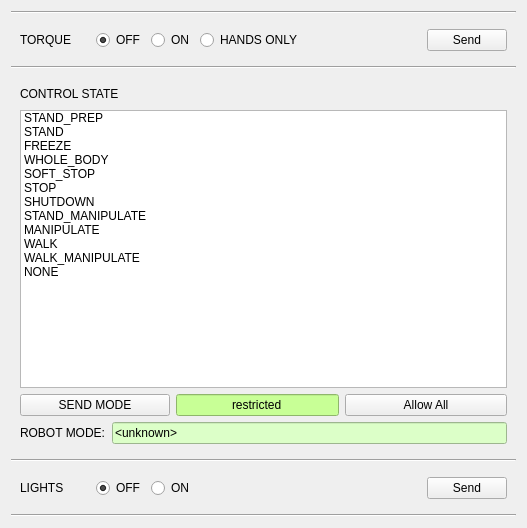
Old version of the form thor_mang_supervisor/resource/supervisor.ui in the repository thor-mang/thor_mang_ui.
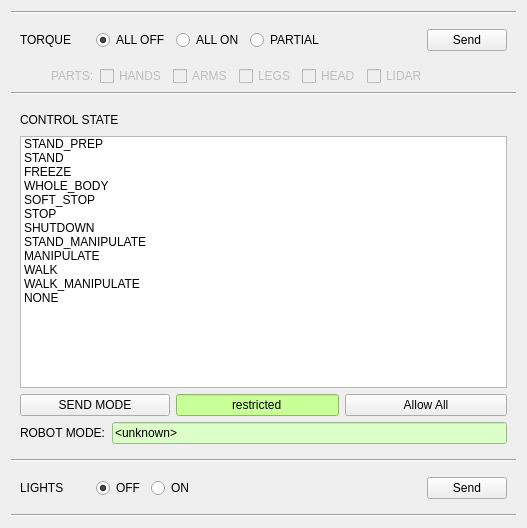
New version of the form.

Commit message: Can now independently select different joint groups for torque on

What changed in the file:
```diff
--- a/thor_mang_supervisor/resource/supervisor.ui
+++ b/thor_mang_supervisor/resource/supervisor.ui
@@ -22,7 +22,7 @@
   <property name="windowTitle">
    <string>ThorMangSupervisor</string>
   </property>
-  <layout class="QVBoxLayout" name="verticalLayout_8" stretch="0,0,0,0,1,0,0,0">
+  <layout class="QVBoxLayout" name="verticalLayout_8" stretch="0,0,0,0,0,1,0,0,0">
    <item>
     <widget class="Line" name="line_3">
      <property name="orientation">
@@ -49,7 +49,7 @@
       <item>
        <widget class="QRadioButton" name="torque_off">
         <property name="text">
-         <string>OFF</string>
+         <string>ALL OFF</string>
         </property>
         <property name="checkable">
          <bool>true</bool>
@@ -62,7 +62,7 @@
       <item>
        <widget class="QRadioButton" name="torque_on">
         <property name="text">
-         <string>ON</string>
+         <string>ALL ON</string>
         </property>
         <property name="checked">
          <bool>false</bool>
@@ -70,9 +70,9 @@
        </widget>
       </item>
       <item>
-       <widget class="QRadioButton" name="torque_hands">
+       <widget class="QRadioButton" name="torque_partial">
         <property name="text">
-         <string>HANDS ONLY</string>
+         <string>PARTIAL</string>
         </property>
         <property name="checked">
          <bool>false</bool>
@@ -102,6 +102,99 @@
      </layout>
     </widget>
    </item>
+   <item>
+    <layout class="QHBoxLayout" name="horizontalLayout_4">
+     <item>
+      <spacer name="horizontalSpacer">
+       <property name="orientation">
+        <enum>Qt::Horizontal</enum>
+       </property>
+       <property name="sizeType">
+        <enum>QSizePolicy::Maximum</enum>
+       </property>
+       <property name="sizeHint" stdset="0">
+        <size>
+         <width>40</width>
+         <height>20</height>
+        </size>
+       </property>
+      </spacer>
+     </item>
+     <item>
+      <widget class="QLabel" name="label">
+       <property name="enabled">
+        <bool>false</bool>
+       </property>
+       <property name="text">
+        <string>PARTS:</string>
+       </property>
+      </widget>
+     </item>
+     <item>
+      <widget class="QCheckBox" name="torque_hands">
+       <property name="enabled">
+        <bool>false</bool>
+       </property>
+       <property name="text">
+        <string>HANDS</string>
+       </property>
+      </widget>
+     </item>
+     <item>
+      <widget class="QCheckBox" name="torque_arms">
+       <property name="enabled">
+        <bool>false</bool>
+       </property>
+       <property name="text">
+        <string>ARMS</string>
+       </property>
+      </widget>
+     </item>
+     <item>
+      <widget class="QCheckBox" name="torque_legs">
+       <property name="enabled">
+        <bool>false</bool>
+       </property>
+       <property name="text">
+        <string>LEGS</string>
+       </property>
+      </widget>
+     </item>
+     <item>
+      <widget class="QCheckBox" name="torque_head">
+       <property name="enabled">
+        <bool>false</bool>
+       </property>
+       <property name="text">
+        <string>HEAD</string>
+       </property>
+      </widget>
+     </item>
+     <item>
+      <widget class="QCheckBox" name="torque_lidar">
+       <property name="enabled">
+        <bool>false</bool>
+       </property>
+       <property name="text">
+        <string>LIDAR</string>
+       </property>
+      </widget>
+     </item>
+     <item>
+      <spacer name="horizontalSpacer_2">
+       <property name="orientation">
+        <enum>Qt::Horizontal</enum>
+       </property>
+       <property name="sizeHint" stdset="0">
+        <size>
+         <width>40</width>
+         <height>20</height>
+        </size>
+       </property>
+      </spacer>
+     </item>
+    </layout>
+   </item>
    <item>
     <widget class="Line" name="line">
      <property name="orientation">
```
Left out of the diff: 99 changed lines with no effect on the pictures. The commit also changes 1 other file.
